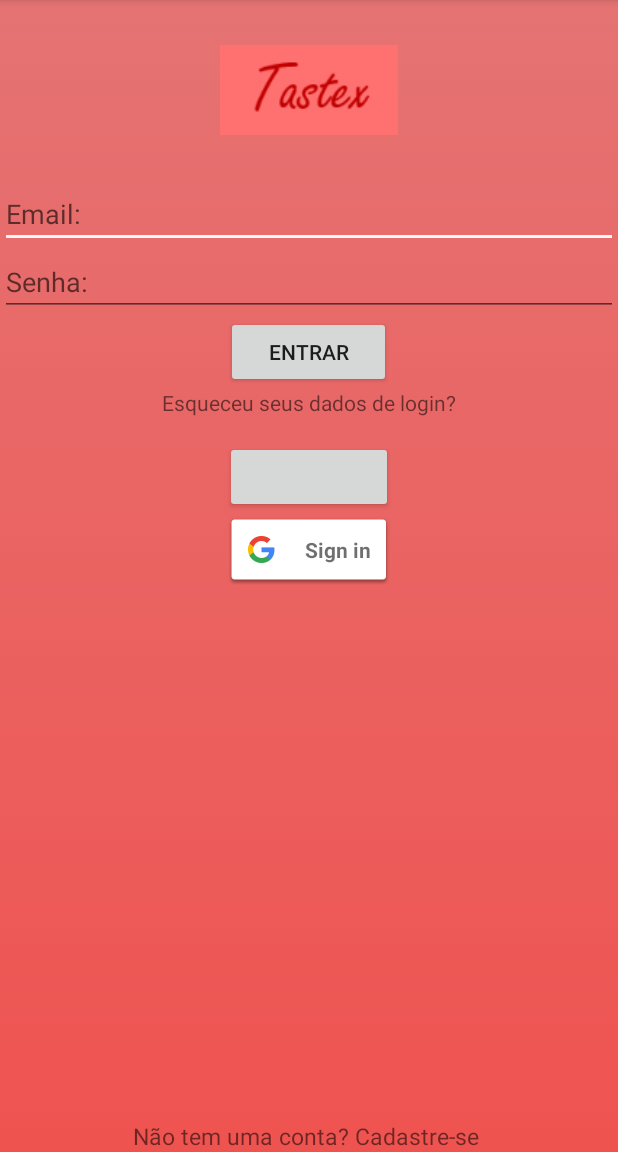
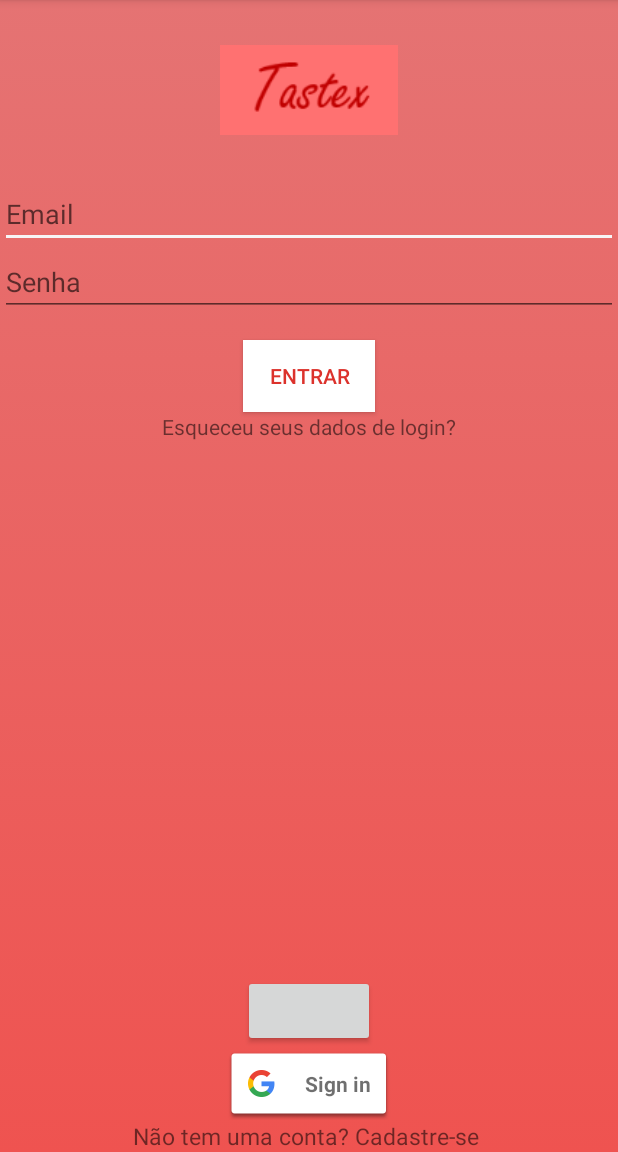
Before and after one commit to anaflaviaqbar/TastexDsv-master, an Android app: the LoginActivity screen opened directly, with no data from a screen before it, on a phone screen of 412 x 824 dp, the part 84-1236 px from its top. Run offline under Robolectric (Android 15) with nearby library versions, the phone set to English and light mode, and no system bars; our stand-ins replace Firebase (no records; nobody signed in at launch, a user with empty details on screens opened directly); libraries missing offline, so code that uses them is left out: com.facebook, com.facebook.appevents, com.facebook.login; plain views replace LoginButton; 6 statements that could not run were skipped.

Commit message:
Ajustes Logins e Realtime Database

```diff
--- a/app/src/main/java/com/example/anafl/projetofirebase/Activity/LoginActivity.java
+++ b/app/src/main/java/com/example/anafl/projetofirebase/Activity/LoginActivity.java
@@ -118,11 +118,6 @@
                 signInGoogle();
             }
         });
-
-        FacebookSdk.sdkInitialize(getApplicationContext());
-        AppEventsLogger.activateApp(this);
-
-
         Button botaoEntrar = (Button) findViewById(R.id.btnLogar);
         botaoEntrar.setOnClickListener(new View.OnClickListener() {
             @Override
@@ -140,6 +135,10 @@
             }
         });
 
+        //Login Facebook
+        FacebookSdk.sdkInitialize(getApplicationContext());
+        AppEventsLogger.activateApp(this);
+
         mCallbackManager = CallbackManager.Factory.create();
         LoginButton loginButton = (LoginButton) findViewById(R.id.login_button);
         loginButton.setReadPermissions("email", "public_profile");
@@ -147,6 +146,8 @@
             @Override
             public void onSuccess(LoginResult loginResult) {
                 Toast.makeText(LoginActivity.this, "Facebook login sucesso!", Toast.LENGTH_SHORT).show();
+                startActivity(new Intent(LoginActivity.this, MainActivity.class));
+                finish();
                 handleFacebookAccessToken(loginResult.getAccessToken());
             }
 
@@ -166,6 +167,51 @@
 
 
 
+    }
+
+    @Override
+    public void onStart() {
+        super.onStart();
+        // Check if user is signed in (non-null) and update UI accordingly.
+        mAuth.signOut();
+        //updateUI(currentUser);
+    }
+
+    @Override
+    public void onStop() {
+        super.onStop();
+        if (mAuthListener != null) {
+            mAuth.removeAuthStateListener(mAuthListener);
+        }
+    }
+
+    //Login Email e Senha
+    public void signIn(String email, String password){
+        mAuth.signInWithEmailAndPassword(email, password)
+                .addOnCompleteListener(this, new OnCompleteListener<AuthResult>() {
+                    @Override
+                    public void onComplete(@NonNull Task<AuthResult> task) {
+                        if (task.isSuccessful()) {
+                            // Sign in success, update UI with the signed-in user's information
+                            //Log.d(TAG, "signInWithEmail:success");
+                            FirebaseUser user = mAuth.getCurrentUser();
+
+                            //updateUI(user);
+                            Intent acessar = new Intent(LoginActivity.this , MainActivity.class);
+                            startActivity(acessar);
+                            finish();
+                            Toast.makeText(LoginActivity.this, "Login com sucesso!!",Toast.LENGTH_SHORT).show();
+                        } else {
+                            // If sign in fails, display a message to the user.
+                            //Log.w(TAG, "signInWithEmail:failure", task.getException());
+                            Toast.makeText(LoginActivity.this, "Falha na autenticação!",Toast.LENGTH_SHORT).show();
+                            //updateUI(null);
+
+                        }
+
+                        // ...
+                    }
+                });
     }
 /*
     @Override
@@ -194,6 +240,12 @@
         mCallbackManager.onActivityResult(requestCode, resultCode, data);
     }
 
+    //Login Google
+    private void signInGoogle() {
+        Intent signInIntent = Auth.GoogleSignInApi.getSignInIntent(mGoogleApiClient);
+        startActivityForResult(signInIntent, RC_SIGN_IN);
+    }
+
     private void firebaseAuthWithGoogle(GoogleSignInAccount acct) {
         //Log.d(TAG, "firebaseAuthWithGoogle:" + acct.getId());
 
@@ -206,13 +258,13 @@
                             // Sign in success, update UI with the signed-in user's information
                             //Log.d(TAG, "signInWithCredential:success");
                             FirebaseUser user = mAuth.getCurrentUser();
+                            Toast.makeText(LoginActivity.this, "Autenticação Google com sucesso!",Toast.LENGTH_SHORT).show();
                             startActivity(new Intent(LoginActivity.this, MainActivity.class));
                             //updateUI(user);
                         } else {
                             // If sign in fails, display a message to the user.
                             //Log.w(TAG, "signInWithCredential:failure", task.getException());
-                            Toast.makeText(LoginActivity.this, "Authentication failed.",
-                                    Toast.LENGTH_SHORT).show();
+                            Toast.makeText(LoginActivity.this, "Autenticação Google Falhou!",Toast.LENGTH_SHORT).show();
                             //updateUI(null);
                         }
 
@@ -221,41 +273,6 @@
                 });
     }
 
-    @Override
-    public void onStart() {
-        super.onStart();
-        // Check if user is signed in (non-null) and update UI accordingly.
-        mAuth.signOut();
-        //updateUI(currentUser);
-    }
-
-    public void signIn(String email, String password){
-        mAuth.signInWithEmailAndPassword(email, password)
-                .addOnCompleteListener(this, new OnCompleteListener<AuthResult>() {
-                    @Override
-                    public void onComplete(@NonNull Task<AuthResult> task) {
-                        if (task.isSuccessful()) {
-                            // Sign in success, update UI with the signed-in user's information
-                            //Log.d(TAG, "signInWithEmail:success");
-                            FirebaseUser user = mAuth.getCurrentUser();
-
-                            //updateUI(user);
-                            Intent acessar = new Intent(LoginActivity.this , MainActivity.class);
-                            startActivity(acessar);
-                            finish();
-                            Toast.makeText(LoginActivity.this, "Login com sucesso!!",Toast.LENGTH_SHORT).show();
-                        } else {
-                            // If sign in fails, display a message to the user.
-                            //Log.w(TAG, "signInWithEmail:failure", task.getException());
-                            Toast.makeText(LoginActivity.this, "Falha na autenticação!",Toast.LENGTH_SHORT).show();
-                            //updateUI(null);
-
-                        }
-
-                        // ...
-                    }
-                });
-    }
 
     private void handleFacebookAccessToken(AccessToken token) {
         //Log.d(TAG, "handleFacebookAccessToken:" + token);
@@ -269,14 +286,11 @@
                             // Sign in success, update UI with the signed-in user's information
                             //Log.d(TAG, "signInWithCredential:success");
                             FirebaseUser user = mAuth.getCurrentUser();
-                            Toast.makeText(LoginActivity.this, "Autenticação Facebook com sucesso",Toast.LENGTH_SHORT).show();
-                            startActivity(new Intent(LoginActivity.this, MainActivity.class));
-                            finish();
                             //updateUI(user);
                         } else {
                             // If sign in fails, display a message to the user.
                             //Log.w(TAG, "signInWithCredential:failure", task.getException());
-                            Toast.makeText(LoginActivity.this, "Authentication failed.",Toast.LENGTH_SHORT).show();
+                            Toast.makeText(LoginActivity.this, "Authentication Facebook failed.",Toast.LENGTH_SHORT).show();
                             //updateUI(null);
                         }
 
@@ -285,26 +299,15 @@
                 });
     }
 
-    @Override
-    public void onStop() {
-        super.onStop();
-        if (mAuthListener != null) {
-            mAuth.removeAuthStateListener(mAuthListener);
-        }
-    }
-
     public void esqueceuSenha(View view) {
         Intent esqueceuSenhaIntent = new Intent(LoginActivity.this, EsqueceuSenha.class);
         startActivity(esqueceuSenhaIntent);
-    }
-
-    private void signInGoogle() {
-        Intent signInIntent = Auth.GoogleSignInApi.getSignInIntent(mGoogleApiClient);
-        startActivityForResult(signInIntent, RC_SIGN_IN);
     }
 
 
 
 
 
+
+
 }
--- a/app/src/main/res/layout/activity_login.xml
+++ b/app/src/main/res/layout/activity_login.xml
@@ -22,7 +22,7 @@
         <EditText
             android:layout_width="match_parent"
             android:id="@+id/edtEmail"
-            android:hint="Email:"
+            android:hint="Email"
             android:layout_marginTop="30sp"
             android:inputType="textEmailAddress"
             android:layout_height="wrap_content"
@@ -30,16 +30,19 @@
         <EditText
             android:layout_width="match_parent"
             android:id="@+id/edtSenha"
-            android:hint="Senha:"
+            android:hint="Senha"
             android:inputType="textPassword"
             android:layout_height="wrap_content"
             />
         <Button
             android:id="@+id/btnLogar"
-            android:layout_width="110dp"
+            android:layout_width="wrap_content"
             android:layout_gravity="center"
             android:layout_height="wrap_content"
             android:text="Entrar"
+            android:textColor="@color/colorPrimary"
+            android:background="#FFFFFF"
+            android:layout_marginTop="16dp"
            />
 
         <TextView
@@ -50,29 +53,25 @@
             android:text="Esqueceu seus dados de login?"
             android:gravity="center"/>
 
-        <LinearLayout
-            android:layout_width="wrap_content"
-            android:layout_height="wrap_content"
-            android:orientation="vertical"
-            android:layout_gravity="center"
-            android:layout_marginTop="16dp">
+    </LinearLayout>
 
 
     <com.facebook.login.widget.LoginButton
         android:id="@+id/login_button"
-                android:layout_width="match_parent"
+        android:layout_width="wrap_content"
         android:layout_height="wrap_content"
-                android:layout_weight="1" />
+        android:layout_weight="1"
+        android:layout_above="@+id/sign_in_button"
+        android:layout_centerHorizontal="true"/>
 
     <com.google.android.gms.common.SignInButton
         android:id="@+id/sign_in_button"
-                android:layout_width="match_parent"
+        android:layout_width="wrap_content"
         android:layout_height="wrap_content"
-                android:layout_weight="1">
+        android:layout_weight="1"
+        android:layout_centerHorizontal="true"
+        android:layout_above="@+id/tvAbreCadastro">
     </com.google.android.gms.common.SignInButton>
-        </LinearLayout>
-
-    </LinearLayout>
 
 
 
--- a/build.gradle
+++ b/build.gradle
@@ -7,7 +7,7 @@
         jcenter()
     }
     dependencies {
-        classpath 'com.android.tools.build:gradle:3.0.1'
+        classpath 'com.android.tools.build:gradle:3.1.0'
         classpath 'com.google.gms:google-services:3.2.0'
 
         // NOTE: Do not place your application dependencies here; they belong
```
Also changed, not shown: app/build.gradle (+4 -5 lines), app/src/main/java/com/example/anafl/projetofirebase/Activity/CadastroActivity.java (+58 -49 lines), app/src/main/java/com/example/anafl/projetofirebase/Entidades/Usuario.java (renamed from app/src/main/java/com/example/anafl/projetofirebase/Activity/Usuarios.java, +3 -12 lines), app/src/main/res/layout/activity_cadastro.xml (+27 -27 lines), app/src/main/res/layout/activity_esqueceu_senha.xml (+7 -2 lines), gradle/wrapper/gradle-wrapper.properties, 1 other file. Lines whose indentation alone changed are shown as unchanged.
